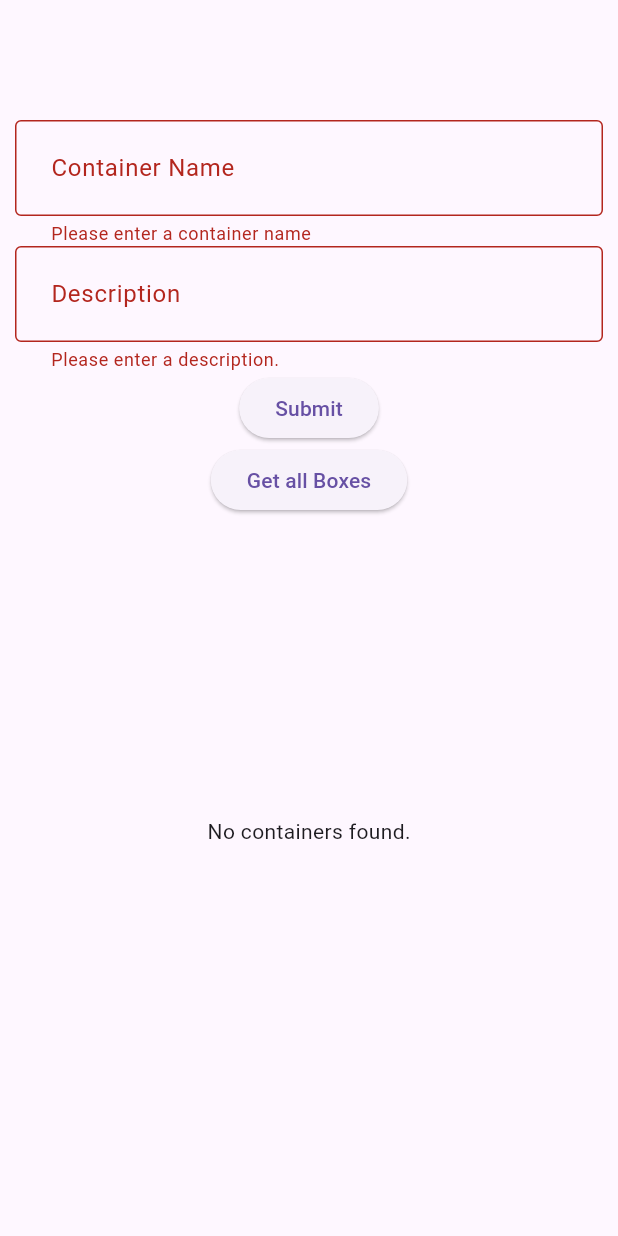
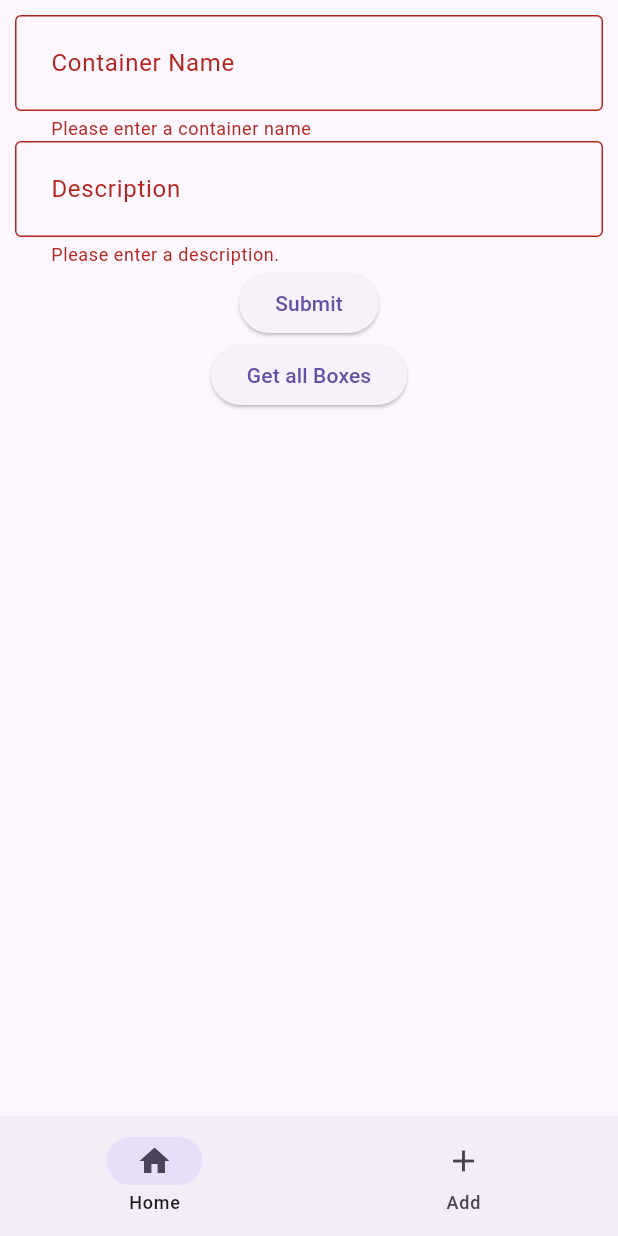
Before and after one commit to bdvuong/boxcodes, a Flutter app: the screen it shows after launch, after a tap on "Submit", on a phone screen of 412 x 824 dp. Run offline on Flutter 3.47's test engine with Material 3 defaults, Android fonts, the phone set to English and light mode, and no system bars; our stand-ins replace cloud_firestore, firebase_core; accounts and stored records are empty.

Commit message:
Add bottom navigation bar

```diff
--- a/lib/screens/home.dart
+++ b/lib/screens/home.dart
@@ -2,23 +2,34 @@ import 'package:boxcodes/widgets/box_form.dart';
 import 'package:boxcodes/widgets/boxes_view.dart';
 import 'package:flutter/material.dart';
 
-class HomePage extends StatelessWidget {
+class HomePage extends StatefulWidget {
   const HomePage({
     super.key,
   });
 
   @override
+  State<HomePage> createState() => _HomePageState();
+}
+
+class _HomePageState extends State<HomePage> {
+  int currentPageIndex = 0;
+
+  @override
   Widget build(BuildContext context) {
-    return const Scaffold(
-      body: Center(
-        child: Column(
-          mainAxisAlignment: MainAxisAlignment.center,
-          children: [
-            BoxForm(),
-            BoxesView(),
-          ],
-        ),
+    return Scaffold(
+      bottomNavigationBar: NavigationBar(
+        selectedIndex: currentPageIndex,
+        onDestinationSelected: (int index) {
+          setState(() {
+            currentPageIndex = index;
+          });
+        },
+        destinations: const <Widget>[
+          NavigationDestination(icon: Icon(Icons.home), label: 'Home'),
+          NavigationDestination(icon: Icon(Icons.add), label: 'Add')
+        ],
       ),
+      body: <Widget>[const BoxForm(), const BoxesView()][currentPageIndex],
     );
   }
 }
```
